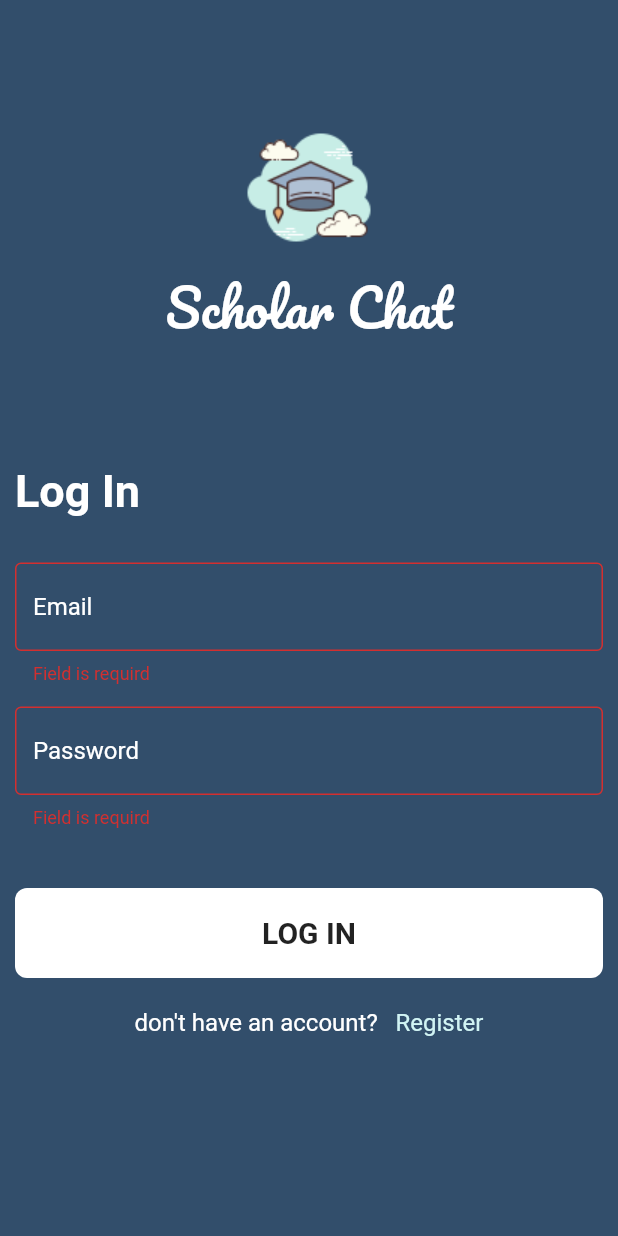
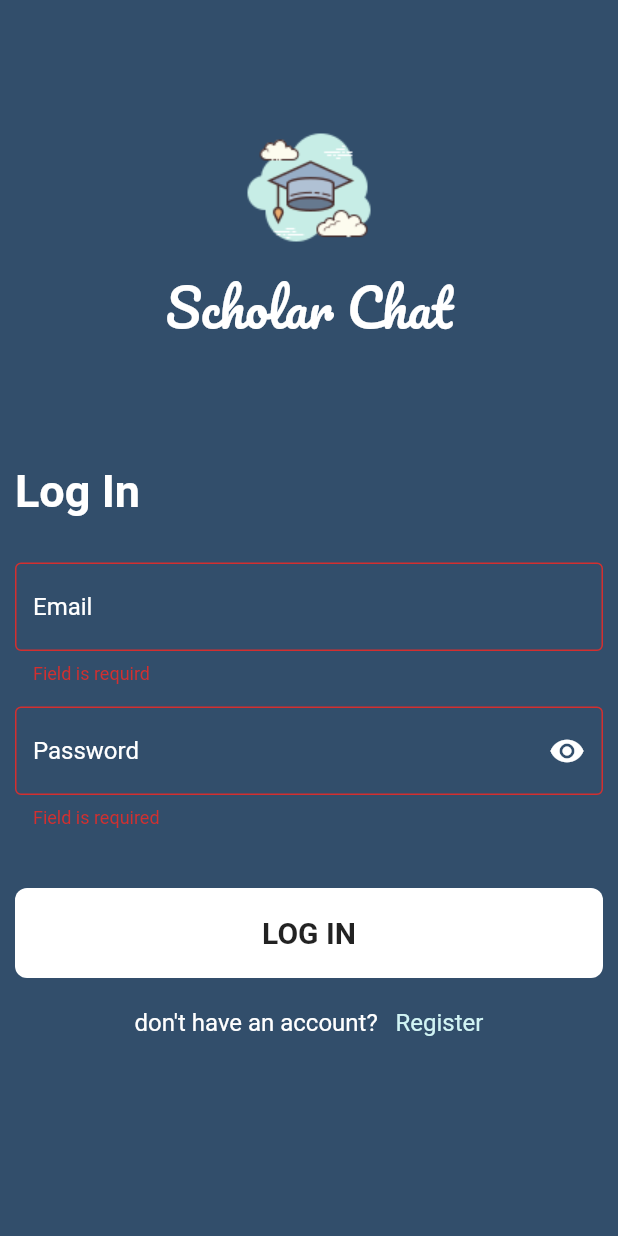
Before and after one commit to MakariosFared/new_chat_app, a Flutter app: the screen it shows after launch, after a tap on "LOG IN", on a phone screen of 412 x 824 dp. Run offline on Flutter 3.47's test engine with Material 3 defaults, Android fonts, the phone set to English and light mode, and no system bars; drawn by our look-alikes of modal_progress_hud_nsn; our stand-ins replace cloud_firestore, firebase_auth, firebase_core, flutter_bloc; accounts and stored records are empty.

Commit message:
create eye icon visibility

```diff
--- a/lib/pages/chat_page.dart
+++ b/lib/pages/chat_page.dart
@@ -1,3 +1,4 @@
+import 'package:firebase_auth/firebase_auth.dart';
 import 'package:flutter/material.dart';
 import 'package:cloud_firestore/cloud_firestore.dart';
 import 'package:my_chat_app/models/message.dart';
@@ -27,16 +28,41 @@ class ChatPage extends StatelessWidget {
           }
           return Scaffold(
             appBar: AppBar(
+              leading: IconButton(
+                onPressed: () {
+                  Navigator.pop(context);
+                },
+                icon: const Icon(Icons.arrow_back),
+              ),
+              actions: [
+                Padding(
+                  padding: const EdgeInsets.only(right: 8),
+                  child: TextButton(
+                    onPressed: () async {
+                      await FirebaseAuth.instance.signOut();
+                      Navigator.pop(context);
+                    },
+                    child: const Text(
+                      'Log In',
+                      style: TextStyle(fontSize: 16, color: Colors.white),
+                    ),
+                  ),
+                ),
+              ],
               backgroundColor: kPrimaryColor,
               automaticallyImplyLeading: false,
               title: Row(
                 mainAxisAlignment: MainAxisAlignment.center,
                 children: [
+                  // const Spacer(flex: 1),
                   Image.asset(
                     kLogo,
                     height: 65,
                   ),
                   const Text(' Chat'),
+                  // const Spacer(
+                  //   flex: 2,
+                  // )
                 ],
               ),
             ),
--- a/lib/pages/login_page.dart
+++ b/lib/pages/login_page.dart
@@ -5,7 +5,8 @@ import 'package:my_chat_app/pages/Cubits/login_cubit/login_cubit.dart';
 import 'package:my_chat_app/pages/chat_page.dart';
 import 'package:my_chat_app/pages/register_page.dart';
 import 'package:my_chat_app/widgets/custom_button.dart';
-import 'package:my_chat_app/widgets/custom_text_field.dart';
+import 'package:my_chat_app/widgets/custom_email_text_field.dart';
+import 'package:my_chat_app/widgets/custom_password_text_field.dart';
 import '../const.dart';
 import '../helper/show_snack_bar.dart';
 
@@ -77,14 +78,14 @@ class LogInPage extends StatelessWidget {
                     ],
                   ),
                   const SizedBox(height: 30),
-                  CustomFormTextField(
+                  CustomEmailFormTextField(
                     onChanged: (data) {
                       email = data;
                     },
                     hintText: 'Email',
                   ),
                   const SizedBox(height: 15),
-                  CustomFormTextField(
+                  CustomPasswordFormTextField(
                     obscureText: true,
                     onChanged: (data) {
                       password = data;
--- a/lib/pages/register_page.dart
+++ b/lib/pages/register_page.dart
@@ -4,7 +4,7 @@ import 'package:modal_progress_hud_nsn/modal_progress_hud_nsn.dart';
 import 'package:my_chat_app/const.dart';
 import '../helper/show_snack_bar.dart';
 import '../widgets/custom_button.dart';
-import '../widgets/custom_text_field.dart';
+import '../widgets/custom_email_text_field.dart';
 import 'chat_page.dart';
 
 class RegisterPage extends StatefulWidget {
@@ -70,14 +70,14 @@ class _RegisterPageState extends State<RegisterPage> {
                   ],
                 ),
                 const SizedBox(height: 30),
-                CustomFormTextField(
+                CustomEmailFormTextField(
                   onChanged: (data) {
                     email = data;
                   },
                   hintText: 'Email',
                 ),
                 const SizedBox(height: 15),
-                CustomFormTextField(
+                CustomEmailFormTextField(
                   onChanged: (data) {
                     password = data;
                   },
@@ -91,7 +91,8 @@ class _RegisterPageState extends State<RegisterPage> {
                       setState(() {});
                       try {
                         await registerUser();
-                        Navigator.pushNamed(context, ChatPage.id ,arguments: email);
+                        Navigator.pushNamed(context, ChatPage.id,
+                            arguments: email);
                       } on FirebaseAuthException catch (e) {
                         if (e.code == 'weak-password') {
                           showSnackBar(context, 'The password is too weak.');
--- /dev/null
+++ b/lib/widgets/custom_email_text_field.dart
@@ -0,0 +1,42 @@
+import 'package:flutter/material.dart';
+
+class CustomEmailFormTextField extends StatelessWidget {
+  CustomEmailFormTextField({
+    super.key,
+    this.onChanged,
+    this.hintText,
+    this.obscureText = false,
+  });
+
+  String? hintText;
+  Function(String)? onChanged;
+  bool? obscureText;
+
+  @override
+  Widget build(BuildContext context) {
+    return TextFormField(
+      obscureText: obscureText!,
+      validator: (data) {
+        if (data!.isEmpty) {
+          return 'Field is requird';
+        }
+      },
+      style: const TextStyle(color: Colors.white),
+      onChanged: onChanged,
+      decoration: InputDecoration(
+        hintText: hintText,
+        hintStyle: const TextStyle(color: Colors.white),
+        enabledBorder: const OutlineInputBorder(
+          borderSide: BorderSide(
+            color: Colors.white,
+          ),
+        ),
+        border: const OutlineInputBorder(
+          borderSide: BorderSide(
+            color: Colors.white,
+          ),
+        ),
+      ),
+    );
+  }
+}
--- /dev/null
+++ b/lib/widgets/custom_password_text_field.dart
@@ -0,0 +1,73 @@
+import 'package:flutter/material.dart';
+
+class CustomPasswordFormTextField extends StatefulWidget {
+  CustomPasswordFormTextField({
+    super.key,
+    this.onChanged,
+    this.hintText,
+    this.obscureText = false,
+    this.passwordInVisible = true,
+  });
+
+  String? hintText;
+  Function(String)? onChanged;
+  bool? obscureText;
+  bool? passwordInVisible;
+
+  Icon eyeIcon1 =
+      const Icon(Icons.remove_red_eye_outlined, color: Colors.white);
+  Icon eyeIcon2 = const Icon(
+    Icons.remove_red_eye,
+  );
+
+  @override
+  State<CustomPasswordFormTextField> createState() =>
+      _CustomPasswordFormTextFieldState();
+}
+
+class _CustomPasswordFormTextFieldState
+    extends State<CustomPasswordFormTextField> {
+  @override
+  Widget build(BuildContext context) {
+    return TextFormField(
+      obscureText: widget.obscureText!,
+      validator: (data) {
+        if (data!.isEmpty) {
+          return 'Field is required';
+        }
+        return null;
+      },
+      style: const TextStyle(color: Colors.white),
+      onChanged: widget.onChanged,
+      decoration: InputDecoration(
+        suffixIcon: IconButton(
+            icon: widget.obscureText!
+                ? const Icon(
+                    Icons.visibility,
+                    color: Colors.white,
+                  )
+                : const Icon(
+                    Icons.visibility_off,
+                    color: Colors.white,
+                  ),
+            onPressed: () {
+              setState(() {
+                widget.obscureText = !widget.obscureText!;
+              });
+            }),
+        hintText: widget.hintText,
+        hintStyle: const TextStyle(color: Colors.white),
+        enabledBorder: const OutlineInputBorder(
+          borderSide: BorderSide(
+            color: Colors.white,
+          ),
+        ),
+        border: const OutlineInputBorder(
+          borderSide: BorderSide(
+            color: Colors.white,
+          ),
+        ),
+      ),
+    );
+  }
+}
--- a/lib/widgets/custom_text_field.dart
+++ /dev/null
@@ -1,36 +0,0 @@
-import 'package:flutter/material.dart';
-
-class CustomFormTextField extends StatelessWidget {
-  CustomFormTextField({super.key, this.onChanged, this.hintText , this.obscureText = false});
-
-  String? hintText;
-  Function(String)? onChanged;
-  bool? obscureText ;
-
-  @override
-  Widget build(BuildContext context) {
-    return TextFormField(
-      obscureText: obscureText!,
-      validator: (data){
-        if(data!.isEmpty){
-          return 'Field is requird' ;
-        }
-      },
-      style: const TextStyle(color: Colors.white),
-      onChanged: onChanged,
-      decoration: InputDecoration(
-          hintText: hintText,
-          hintStyle: const TextStyle(color: Colors.white),
-          enabledBorder: const OutlineInputBorder(
-            borderSide: BorderSide(
-              color: Colors.white,
-            ),
-          ),
-          border: const OutlineInputBorder(
-            borderSide: BorderSide(
-              color: Colors.white,
-            ),
-          )),
-    );
-  }
-}
```
